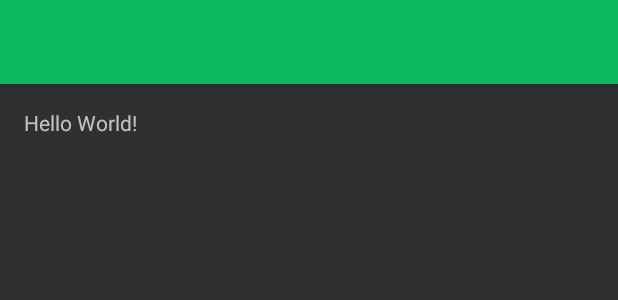
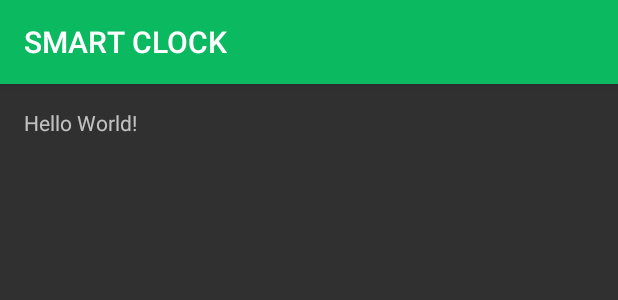
Before and after one commit to MayurLathkar/IoTDemoApp, an Android app: the layout app_bar_main.xml on its own in the app's theme, with its tools: preview values and no code run, on a phone screen of 412 x 824 dp. Shown: the top 300 px of the screen. Run offline under Robolectric (Android 15) with nearby library versions, the phone set to English and light mode, and no system bars; network calls fail.

Commit message:
UI changes

```diff
--- a/app/src/main/java/com/hackthon/android/iotdemoapp/IOTApplication.java
+++ b/app/src/main/java/com/hackthon/android/iotdemoapp/IOTApplication.java
@@ -57,6 +57,10 @@ public class IOTApplication extends Application {
         return this.currentUser;
     }
 
+    public void logout(){
+        IOTApplication.getIotApplication().initializeUser(null, true);
+    }
+
     @Override
     public void onCreate() {
         super.onCreate();
--- a/app/src/main/res/layout/activity_login.xml
+++ b/app/src/main/res/layout/activity_login.xml
@@ -3,6 +3,7 @@
     xmlns:tools="http://schemas.android.com/tools"
     android:layout_width="match_parent"
     android:layout_height="match_parent"
+    android:id="@+id/loginView"
     android:background="#FAFAFA"
     android:paddingBottom="@dimen/activity_vertical_margin"
     android:paddingLeft="@dimen/activity_horizontal_margin"
--- a/app/src/main/res/layout/app_bar_main.xml
+++ b/app/src/main/res/layout/app_bar_main.xml
@@ -10,15 +10,16 @@
     <android.support.design.widget.AppBarLayout
         android:layout_width="match_parent"
         android:layout_height="wrap_content"
-        android:theme="@style/AppTheme">
+        android:theme="@style/AppTheme.AppBarOverLay">
 
         <android.support.v7.widget.Toolbar
             android:id="@+id/toolbar"
             android:layout_width="match_parent"
+            app:titleTextColor="@android:color/white"
             android:layout_height="?attr/actionBarSize"
-            android:background="?attr/colorPrimary"
-            android:title="Smart Clock"
-            app:popupTheme="@style/AppTheme.PopupOverlay" />
+            android:background="#0bb961"
+            app:popupTheme="@style/AppTheme.PopupOverlay"
+            app:title="SMART CLOCK" />
 
     </android.support.design.widget.AppBarLayout>
 
--- a/app/src/main/res/values/styles.xml
+++ b/app/src/main/res/values/styles.xml
@@ -15,4 +15,5 @@
         <item name="android:layout_gravity">center</item>
     </style>
     <style name="AppTheme.PopupOverlay" parent="ThemeOverlay.AppCompat.Light" />
+    <style name="AppTheme.AppBarOverLay" parent="ThemeOverlay.AppCompat.Dark.ActionBar"></style>
 </resources>
```
Also changed, not shown: app/src/main/AndroidManifest.xml (+21 -3 lines), app/src/main/java/com/hackthon/android/iotdemoapp/Ui/LoginActivity.java (+9 -1 lines), app/src/main/java/com/hackthon/android/iotdemoapp/ui/DashBoardActivity.java (+56 -5 lines), app/src/main/res/layout/nav_header_main.xml (+5 -5 lines).
